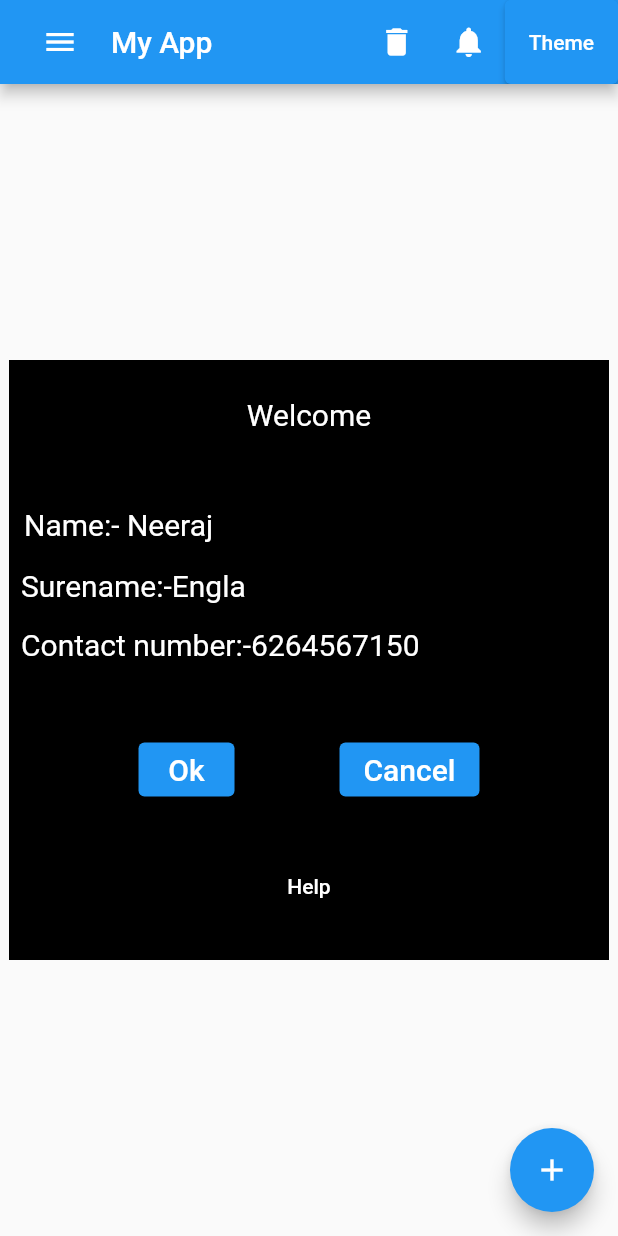
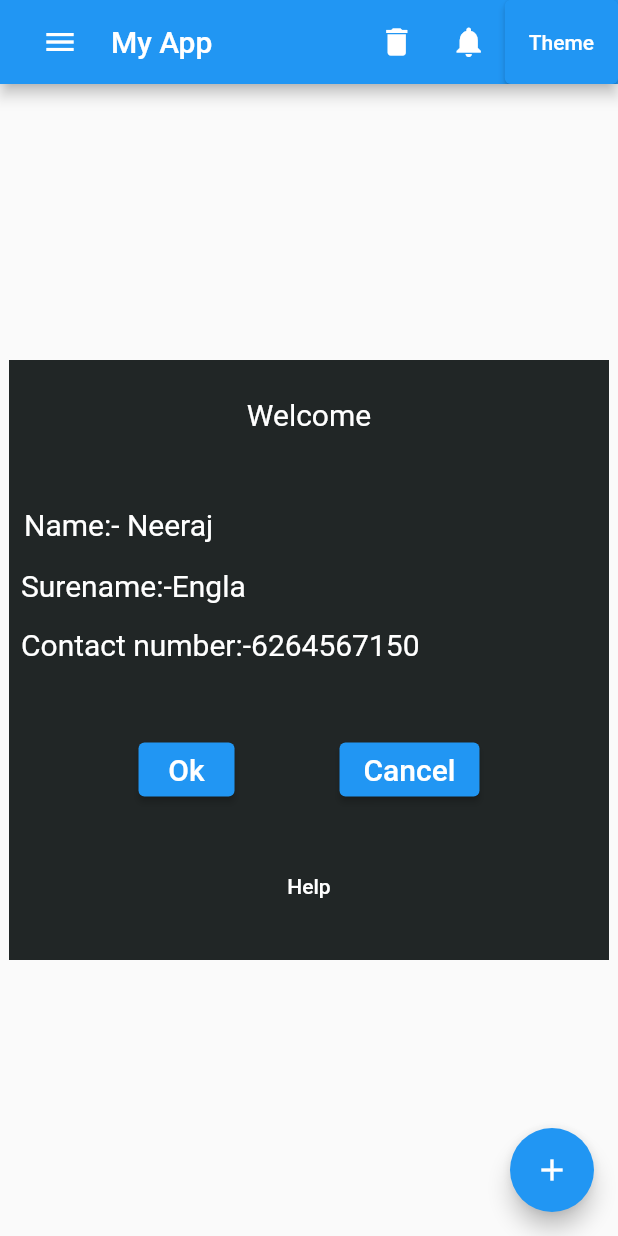
Before and after one commit to neeraj1907/pralee-flutter-neeraj, a Flutter app: the screen it shows after launch, on a phone screen of 412 x 824 dp. Run offline on Flutter 3.47's test engine with Material 2 defaults, Android fonts, the phone set to English and light mode, and no system bars.

Commit message:
FinalTask1

```diff
--- a/lib/my_app.dart
+++ b/lib/my_app.dart
@@ -1,5 +1,4 @@
 import 'package:flutter/material.dart';
-
 
 // ignore: use_key_in_widget_constructors
 class MyApp extends StatelessWidget {
@@ -146,12 +145,14 @@ class MyApp extends StatelessWidget {
               ),
               height: 400,
               width: 400,
-              color: Colors.black,
+              color: Color.fromARGB(255, 33, 38, 38),
               // decoration: BoxDecoration(border: Border.all(color: Colors.blue)),
             ),
           )),
-          floatingActionButton:
-              FloatingActionButton(onPressed: () {}, child: Icon(Icons.add)),
+          floatingActionButton: FloatingActionButton(
+            onPressed: () {},
+            child: Icon(Icons.add),
+          ),
         ));
   }
 }
```
